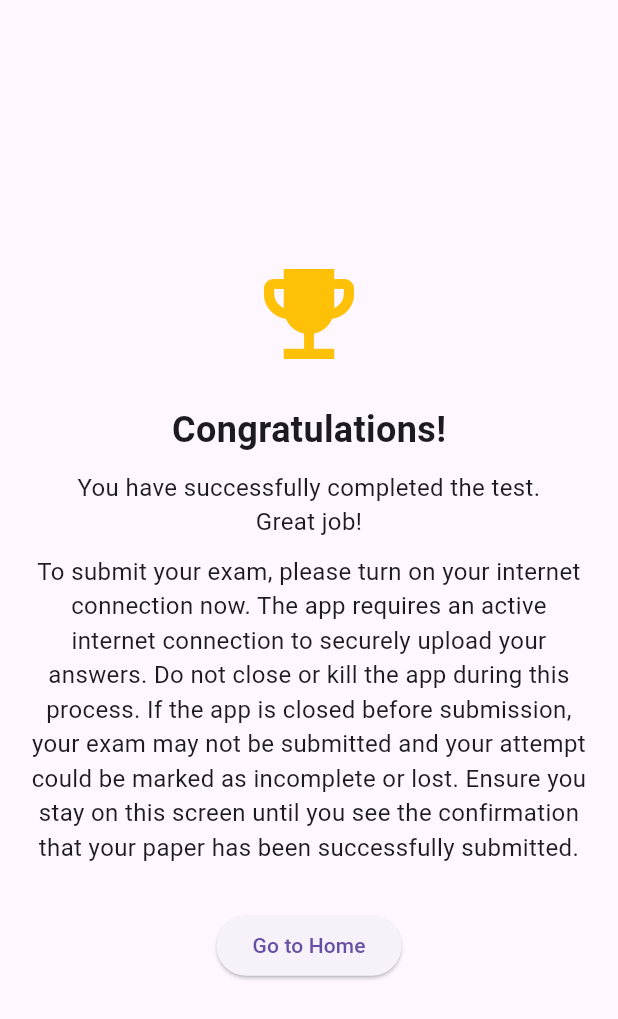
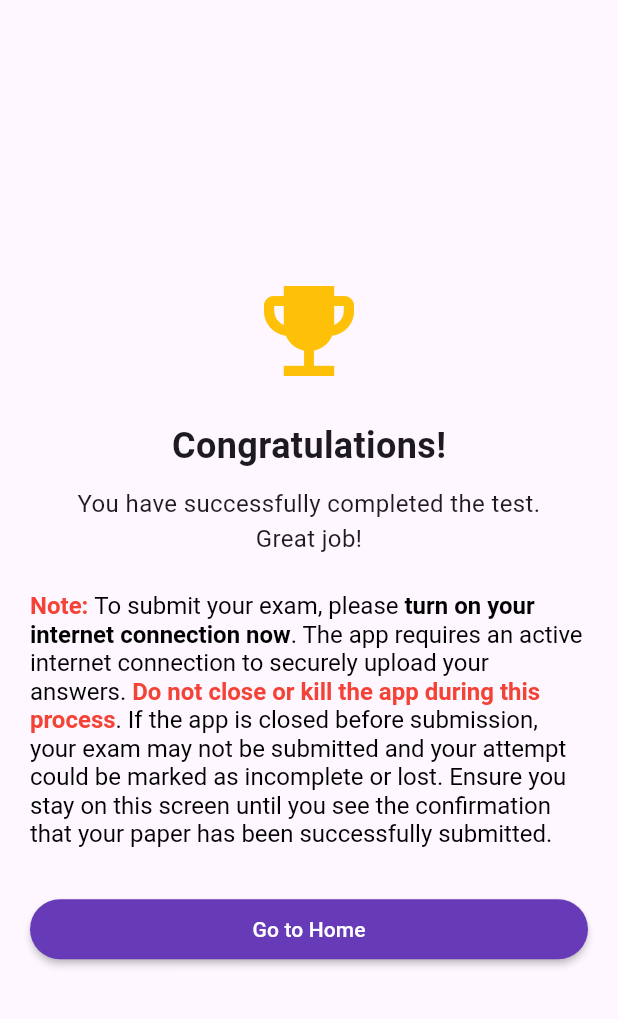
Before and after one commit to akashsharma193/examination-flutter, a Flutter app: the TestCompletedScreen screen opened directly with empty values, on a phone screen of 412 x 824 dp. Shown: the top 1019 px of the screen. Run offline on Flutter 3.47's test engine with Material 3 defaults, Android fonts, the phone set to English and light mode, and no system bars; our stand-ins replace connectivity_plus, dio, file_picker, firebase_core, fl_chart, flutter_svg and 5 more; missing offline and left inert: excel, flutter_udid, universal_html; accounts and stored records are empty.

Commit message:
ui refactored

```diff
--- a/lib/widgets/test_completed_screen.dart
+++ b/lib/widgets/test_completed_screen.dart
@@ -1,10 +1,10 @@
-import 'package:flutter/material.dart';
 import 'package:connectivity_plus/connectivity_plus.dart';
-import 'package:get/get.dart';
 import 'package:crackitx/app_models/exam_model.dart';
 import 'package:crackitx/core/constants/app_result.dart';
 import 'package:crackitx/repositories/exam_repo.dart';
 import 'package:crackitx/widgets/app_snackbar_widget.dart';
+import 'package:flutter/material.dart';
+import 'package:get/get.dart';
 
 class TestCompletedScreen extends StatelessWidget {
   final List<QuestionModel> list;
@@ -12,6 +12,7 @@ class TestCompletedScreen extends StatelessWidget {
 
   const TestCompletedScreen(
       {super.key, required this.list, required this.testID});
+
   Future<bool> _checkInternet() async {
     var connectivityResult = await Connectivity().checkConnectivity();
     final result =
@@ -80,16 +81,54 @@ class TestCompletedScreen extends StatelessWidget {
                   textAlign: TextAlign.center,
                   style: TextStyle(fontSize: 16),
                 ),
-                const SizedBox(height: 10),
-                const Text(
-                  "To submit your exam, please turn on your internet connection now. The app requires an active internet connection to securely upload your answers. Do not close or kill the app during this process. If the app is closed before submission, your exam may not be submitted and your attempt could be marked as incomplete or lost. Ensure you stay on this screen until you see the confirmation that your paper has been successfully submitted.",
-                  textAlign: TextAlign.center,
-                  style: TextStyle(fontSize: 16),
+                const SizedBox(height: 24),
+                RichText(
+                  text: const TextSpan(
+                    style: TextStyle(fontSize: 16, color: Colors.black),
+                    children: [
+                      TextSpan(
+                        text: "Note: ",
+                        style: TextStyle(
+                            fontWeight: FontWeight.bold, color: Colors.red),
+                      ),
+                      TextSpan(
+                        text: "To submit your exam, please ",
+                      ),
+                      TextSpan(
+                        text: "turn on your internet connection now",
+                        style: TextStyle(fontWeight: FontWeight.bold),
+                      ),
+                      TextSpan(
+                        text:
+                            ". The app requires an active internet connection to securely upload your answers. ",
+                      ),
+                      TextSpan(
+                        text:
+                            "Do not close or kill the app during this process",
+                        style: TextStyle(
+                            fontWeight: FontWeight.bold, color: Colors.red),
+                      ),
+                      TextSpan(
+                        text:
+                            ". If the app is closed before submission, your exam may not be submitted and your attempt could be marked as incomplete or lost. Ensure you stay on this screen until you see the confirmation that your paper has been successfully submitted.",
+                      ),
+                    ],
+                  ),
                 ),
                 const SizedBox(height: 30),
-                ElevatedButton(
-                  onPressed: submitExam,
-                  child: const Text("Go to Home"),
+                Row(
+                  children: [
+                    Expanded(
+                      child: ElevatedButton(
+                        style: ElevatedButton.styleFrom(
+                            elevation: 2,
+                            backgroundColor: Colors.deepPurple,
+                            foregroundColor: Colors.white),
+                        onPressed: submitExam,
+                        child: const Text("Go to Home"),
+                      ),
+                    ),
+                  ],
                 ),
               ],
             ),
--- a/pubspec.yaml
+++ b/pubspec.yaml
@@ -16,7 +16,7 @@ publish_to: "none" # Remove this line if you wish to publish to pub.dev
 # https://developer.apple.com/library/archive/documentation/General/Reference/InfoPlistKeyReference/Articles/CoreFoundationKeys.html
 # In Windows, build-name is used as the major, minor, and patch parts
 # of the product and file versions while build-number is used as the build suffix.
-version: 1.0.0+0
+version: 1.0.0+12
 
 environment:
   sdk: ^3.5.4
```
Also changed, not shown: lib/controllers/exam_controller.dart (+59 -10 lines), lib/controllers/home_controller.dart (+14 -5 lines), lib/repositories/exam_repo.dart (+7 -3 lines), lib/screens/exam_screen.dart (+33 -21 lines), 126 other files.
